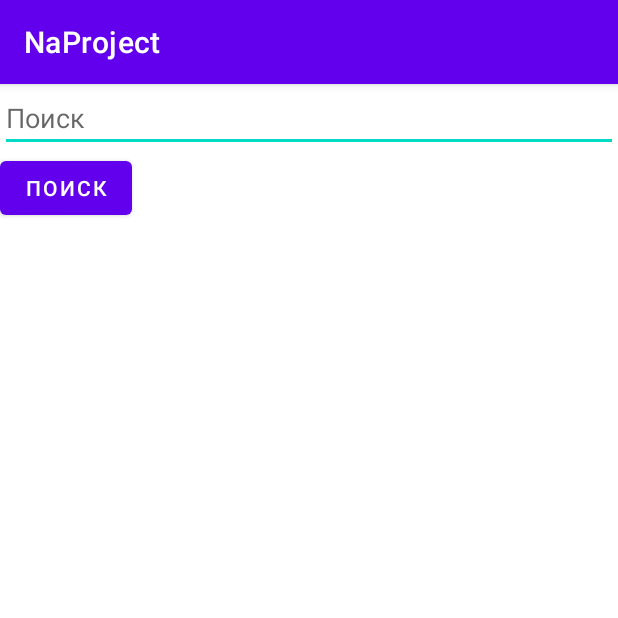
After one commit to Pussa/NaProject, an Android app: the fragment SearchFragment shown on its own in the app's theme, on a phone screen of 412 x 824 dp, the top half of it. The commit adds this screen. Run offline under Robolectric (Android 15) with nearby library versions, the phone set to English and light mode, and no system bars; 1 statement that could not run was skipped.

Commit message:
4e задание

```diff
--- a/app/build.gradle
+++ b/app/build.gradle
@@ -2,6 +2,7 @@ plugins {
     id 'com.android.application'
     id 'kotlin-android'
     id 'kotlin-android-extensions'
+    id 'kotlin-kapt'
 }
 
 android {
@@ -44,4 +45,6 @@ dependencies {
     testImplementation 'junit:junit:4.+'
     androidTestImplementation 'androidx.test.ext:junit:1.1.2'
     androidTestImplementation 'androidx.test.espresso:espresso-core:3.3.0'
+    implementation "com.github.moxy-community:moxy:2.1.2"
+    kapt "com.github.moxy-community:moxy-compiler:2.1.2"
 }
--- /dev/null
+++ b/app/src/main/java/com/example/naproject/feature/search/SearchFragment.kt
@@ -0,0 +1,43 @@
+package com.example.naproject.feature.search
+
+import android.os.Bundle
+import androidx.fragment.app.Fragment
+import android.view.LayoutInflater
+import android.view.View
+import android.view.ViewGroup
+import android.widget.Toast
+import com.example.naproject.R
+import kotlinx.android.synthetic.main.fragment_search.*
+
+
+class SearchFragment : Fragment(R.layout.fragment_search) ,SearchView {
+    private val presenter = SearchPresenter()
+
+    override fun onViewCreated(view: View, savedInstanceState: Bundle?) {
+        super.onViewCreated(view, savedInstanceState)
+        presenter.attachView(this)
+
+        initListeners()
+    }
+
+    private fun initListeners() {
+        search_button.setOnClickListener({
+            presenter.validate(
+                search_text.text.toString()
+            )
+            presenter.Setname(search_text.text.toString())
+
+        })
+    }
+
+    override fun showNullError() {
+        showError("Поиск")
+    }
+    private fun showError(name :String){
+        Toast.makeText(requireContext(),"Ошибка в поле" + name,Toast.LENGTH_LONG).show()
+
+
+    }
+
+
+}
--- /dev/null
+++ b/app/src/main/java/com/example/naproject/feature/search/SearchView.kt
@@ -0,0 +1,13 @@
+package com.example.naproject.feature.search
+
+import moxy.MvpView
+import moxy.viewstate.strategy.SkipStrategy
+import moxy.viewstate.strategy.StateStrategyType
+import moxy.viewstate.strategy.alias.AddToEnd
+import moxy.viewstate.strategy.alias.AddToEndSingle
+
+@AddToEndSingle
+interface SearchView: MvpView {
+
+    fun showNullError()
+}
--- /dev/null
+++ b/app/src/main/res/layout/fragment_search.xml
@@ -0,0 +1,27 @@
+<?xml version="1.0" encoding="utf-8"?>
+<androidx.constraintlayout.widget.ConstraintLayout xmlns:android="http://schemas.android.com/apk/res/android"
+    xmlns:tools="http://schemas.android.com/tools"
+    android:layout_width="match_parent"
+    android:layout_height="match_parent"
+    xmlns:app="http://schemas.android.com/apk/res-auto"
+    tools:context=".feature.search.SearchFragment">
+
+    <!-- TODO: Update blank fragment layout -->
+    <EditText
+        android:id="@+id/search_text"
+        android:layout_width="match_parent"
+        android:layout_height="wrap_content"
+        android:hint="Поиск"
+         app:layout_constraintStart_toStartOf="parent"
+        app:layout_constraintTop_toTopOf="parent"/>
+
+    <Button
+        android:id="@+id/search_button"
+        android:layout_width="wrap_content"
+        android:layout_height="wrap_content"
+        android:text="Поиск"
+        app:layout_constraintStart_toStartOf="parent"
+        app:layout_constraintTop_toBottomOf="@+id/search_text"
+        />
+
+</androidx.constraintlayout.widget.ConstraintLayout>
```
Also changed, not shown: app/src/main/java/com/example/naproject/feature/search/SearchPresenter.kt (added, +28 -0 lines), app/src/main/java/com/example/naproject/ui/MainMenuFragment.kt (+8 -0 lines), app/src/main/res/layout/fragment_main_menu.xml (+8 -0 lines).
